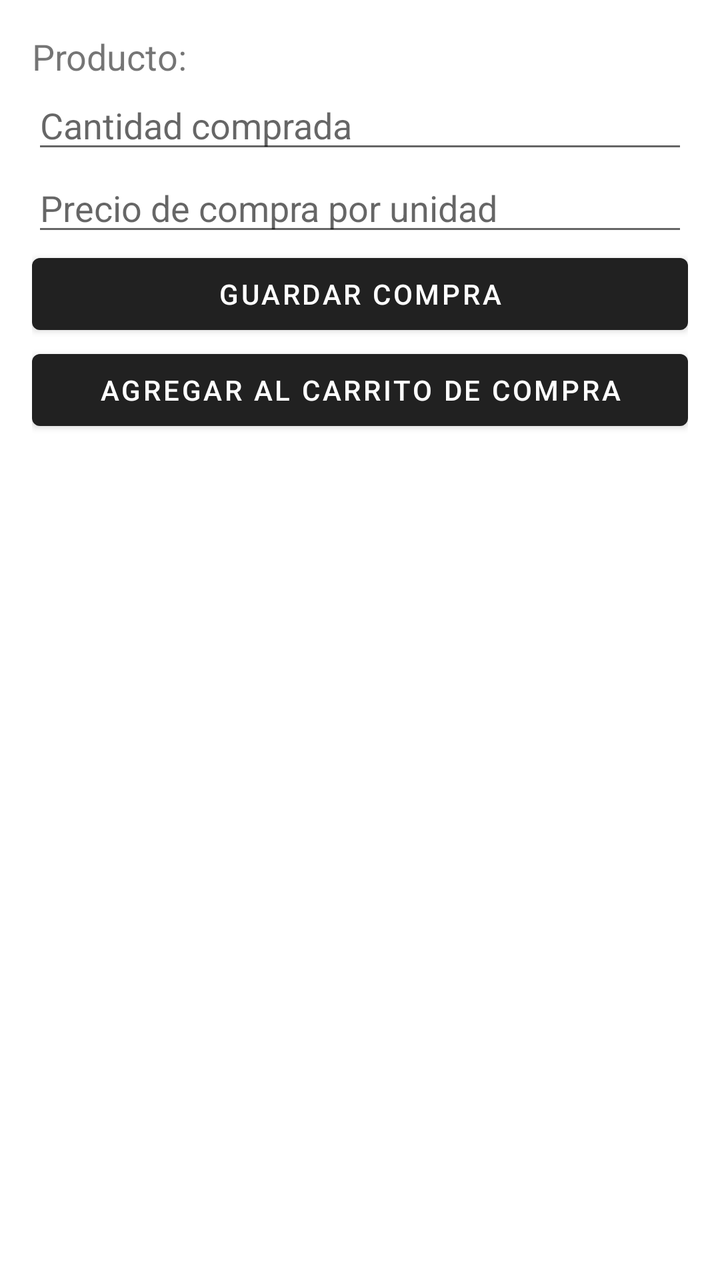
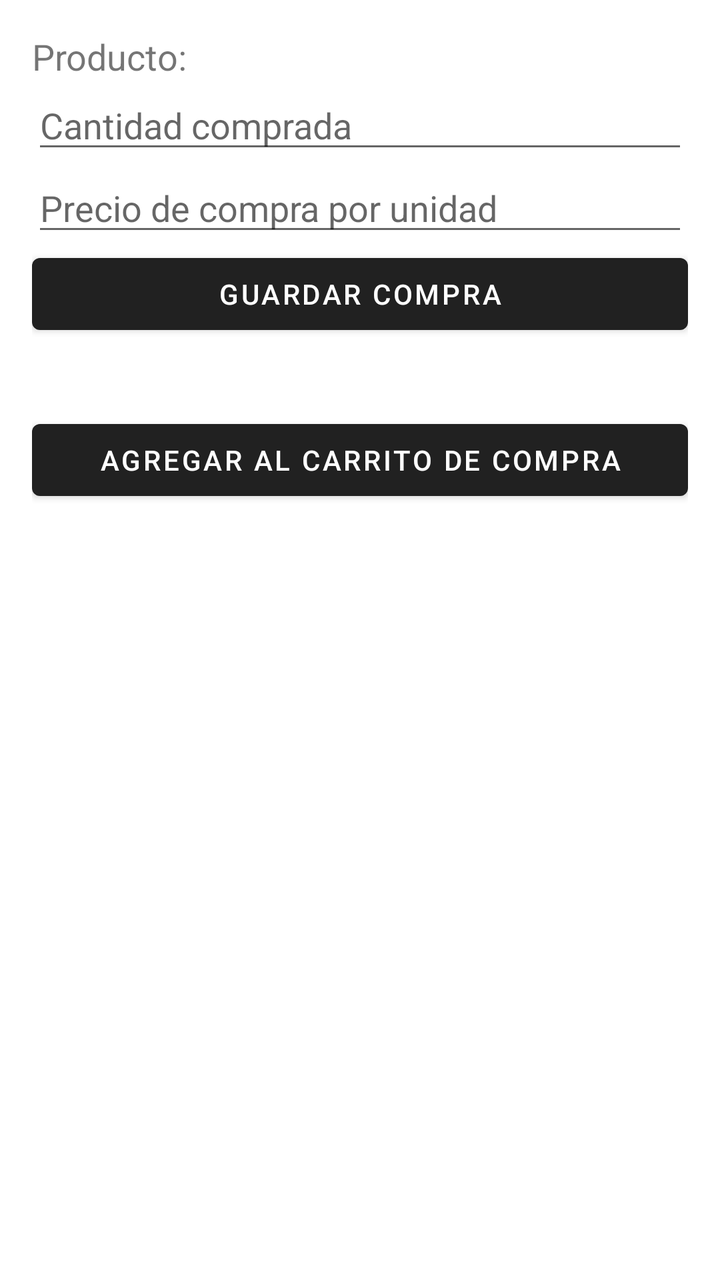

Screens rendered from an Android XML layout before and after an edit, with the pre-edit source and the edit as a unified diff.
<!-- AndroidManifest.xml: application theme Theme.MaterialComponents.DayNight.DarkActionBar -->
<!-- res/layout/activity_purchase.xml -->
<?xml version="1.0" encoding="utf-8"?>
<LinearLayout
    xmlns:android="http://schemas.android.com/apk/res/android"
    android:orientation="vertical"
    android:padding="16dp"
    android:layout_width="match_parent"
    android:layout_height="match_parent">

    <TextView
        android:id="@+id/txtSelectedProduct"
        android:text="Producto:"
        android:textSize="18sp"
        android:layout_width="match_parent"
        android:layout_height="wrap_content"/>

    <EditText
        android:id="@+id/etQuantity"
        android:hint="Cantidad comprada"
        android:inputType="numberDecimal"
        android:layout_width="match_parent"
        android:layout_height="wrap_content"/>

    <EditText
        android:id="@+id/etPurchasePrice"
        android:hint="Precio de compra por unidad"
        android:inputType="numberDecimal"
        android:layout_width="match_parent"
        android:layout_height="wrap_content"/>

    <Button
        android:id="@+id/btnSavePurchase"
        android:text="Guardar Compra"
        android:layout_width="match_parent"
        android:layout_height="wrap_content"/>

    <Button
        android:id="@+id/btnAddPurchase"
        android:text="Agregar al carrito de compra"
        android:layout_width="match_parent"
        android:layout_height="wrap_content"/>

    <TextView
        android:id="@+id/txtStatus"
        android:paddingTop="16dp"
        android:layout_width="match_parent"
        android:layout_height="wrap_content"/>

    <TextView
        android:id="@+id/txtPurchaseCart"
        android:layout_width="match_parent"
        android:layout_height="wrap_content"
        android:paddingTop="10dp"/>

</LinearLayout>
<!-- resources referenced by this layout -->
<resources>

</resources>

<!-- the commit's change to res/layout/activity_purchase.xml (unified diff, before → after) -->
@@ -33,15 +33,15 @@
         android:layout_width="match_parent"
         android:layout_height="wrap_content"/>
 
+    <TextView
+        android:id="@+id/txtStatus"
+        android:paddingTop="16dp"
+        android:layout_width="match_parent"
+        android:layout_height="wrap_content"/>
+
     <Button
         android:id="@+id/btnAddPurchase"
         android:text="Agregar al carrito de compra"
-        android:layout_width="match_parent"
-        android:layout_height="wrap_content"/>
-
-    <TextView
-        android:id="@+id/txtStatus"
-        android:paddingTop="16dp"
         android:layout_width="match_parent"
         android:layout_height="wrap_content"/>
 
